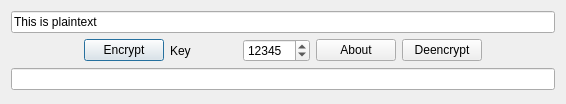
This is Tools/ToolEncranger/qttoolencrangermaindialog.ui in richelbilderbeek/ProjectRichelBilderbeek as Qt 5 draws it before an edit. The edited form follows.
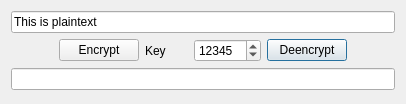
This is the edited form. Icons and pictures are not drawn.

The edit to the form file:
```diff
--- a/Tools/ToolEncranger/qttoolencrangermaindialog.ui
+++ b/Tools/ToolEncranger/qttoolencrangermaindialog.ui
@@ -6,7 +6,7 @@
    <rect>
     <x>0</x>
     <y>0</y>
-    <width>566</width>
+    <width>406</width>
     <height>104</height>
    </rect>
   </property>
@@ -18,6 +18,23 @@
     <normaloff>:/images/R.png</normaloff>:/images/R.png</iconset>
   </property>
   <layout class="QGridLayout" name="gridLayout">
+   <item row="1" column="5">
+    <widget class="QLabel" name="label_arrow_up">
+     <property name="text">
+      <string/>
+     </property>
+     <property name="pixmap">
+      <pixmap resource="ToolEncranger.qrc">:/images/ToolEncrangerArrowUp34x34.png</pixmap>
+     </property>
+    </widget>
+   </item>
+   <item row="1" column="4">
+    <widget class="QPushButton" name="button_deencrypt">
+     <property name="text">
+      <string>Deencrypt</string>
+     </property>
+    </widget>
+   </item>
    <item row="1" column="3">
     <widget class="QSpinBox" name="box_key">
      <property name="maximum">
@@ -28,23 +45,6 @@
      </property>
     </widget>
    </item>
-   <item row="0" column="0" colspan="7">
-    <widget class="QLineEdit" name="edit_plaintext">
-     <property name="text">
-      <string>This is plaintext</string>
-     </property>
-    </widget>
-   </item>
-   <item row="1" column="0">
-    <widget class="QLabel" name="label_arrow_down">
-     <property name="text">
-      <string/>
-     </property>
-     <property name="pixmap">
-      <pixmap resource="ToolEncranger.qrc">:/images/ToolEncrangerArrowDown34x34.png</pixmap>
-     </property>
-    </widget>
-   </item>
    <item row="1" column="1">
     <widget class="QPushButton" name="button_encrypt">
      <property name="text">
@@ -52,6 +52,23 @@
      </property>
     </widget>
    </item>
+   <item row="1" column="0">
+    <widget class="QLabel" name="label_arrow_down">
+     <property name="text">
+      <string/>
+     </property>
+     <property name="pixmap">
+      <pixmap resource="ToolEncranger.qrc">:/images/ToolEncrangerArrowDown34x34.png</pixmap>
+     </property>
+    </widget>
+   </item>
+   <item row="0" column="0" colspan="6">
+    <widget class="QLineEdit" name="edit_plaintext">
+     <property name="text">
+      <string>This is plaintext</string>
+     </property>
+    </widget>
+   </item>
    <item row="1" column="2">
     <widget class="QLabel" name="label_key">
      <property name="text">
@@ -59,31 +76,7 @@
      </property>
     </widget>
    </item>
-   <item row="1" column="4">
-    <widget class="QPushButton" name="button_about">
-     <property name="text">
-      <string>About</string>
-     </property>
-    </widget>
-   </item>
-   <item row="1" column="5">
-    <widget class="QPushButton" name="button_deencrypt">
-     <property name="text">
-      <string>Deencrypt</string>
-     </property>
-    </widget>
-   </item>
-   <item row="1" column="6">
-    <widget class="QLabel" name="label_arrow_up">
-     <property name="text">
-      <string/>
-     </property>
-     <property name="pixmap">
-      <pixmap resource="ToolEncranger.qrc">:/images/ToolEncrangerArrowUp34x34.png</pixmap>
-     </property>
-    </widget>
-   </item>
-   <item row="2" column="0" colspan="7">
+   <item row="2" column="0" colspan="6">
     <widget class="QLineEdit" name="edit_encrypted_text"/>
    </item>
   </layout>
```
Left out of the diff: 6 changed lines with no effect on the pictures.
